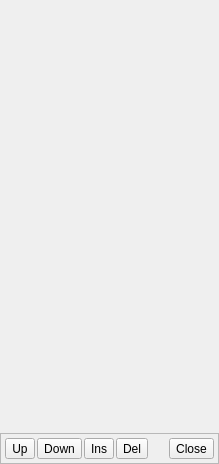
First picture: the form in paletteeditdialog.ui, repository dvstans/MandelbrotApp, before the edit.
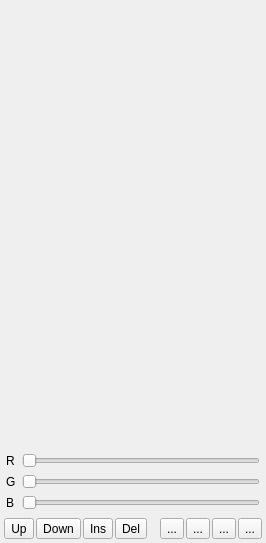
Second picture: the form after the edit. Icons and pictures are not drawn.

Commit message: - Refactored class names - More work on palette support

```diff
--- a/paletteeditdialog.ui
+++ b/paletteeditdialog.ui
@@ -6,8 +6,8 @@
    <rect>
     <x>0</x>
     <y>0</y>
-    <width>219</width>
-    <height>464</height>
+    <width>266</width>
+    <height>543</height>
    </rect>
   </property>
   <property name="maximumSize">
@@ -19,9 +19,9 @@
   <property name="windowTitle">
    <string>Edit Palette</string>
   </property>
-  <layout class="QVBoxLayout" name="verticalLayout_2">
+  <layout class="QVBoxLayout" name="verticalLayout">
    <property name="spacing">
-    <number>2</number>
+    <number>0</number>
    </property>
    <property name="leftMargin">
     <number>0</number>
@@ -36,53 +36,168 @@
     <number>0</number>
    </property>
    <item>
-    <widget class="QFrame" name="frameControls">
+    <widget class="QScrollArea" name="scrollArea">
+     <property name="frameShape">
+      <enum>QFrame::Shape::NoFrame</enum>
+     </property>
+     <property name="widgetResizable">
+      <bool>true</bool>
+     </property>
+     <widget class="QWidget" name="scrollAreaWidgetContents">
+      <property name="geometry">
+       <rect>
+        <x>0</x>
+        <y>0</y>
+        <width>266</width>
+        <height>444</height>
+       </rect>
+      </property>
+      <layout class="QVBoxLayout" name="verticalLayout_2">
+       <property name="spacing">
+        <number>0</number>
+       </property>
+       <property name="leftMargin">
+        <number>4</number>
+       </property>
+       <property name="topMargin">
+        <number>0</number>
+       </property>
+       <property name="rightMargin">
+        <number>4</number>
+       </property>
+       <property name="bottomMargin">
+        <number>0</number>
+       </property>
+       <item>
+        <widget class="QFrame" name="frameControls">
+         <property name="frameShape">
+          <enum>QFrame::Shape::NoFrame</enum>
+         </property>
+         <property name="frameShadow">
+          <enum>QFrame::Shadow::Raised</enum>
+         </property>
+         <layout class="QVBoxLayout" name="verticalLayout_3">
+          <property name="spacing">
+           <number>2</number>
+          </property>
+          <property name="leftMargin">
+           <number>0</number>
+          </property>
+          <property name="topMargin">
+           <number>0</number>
+          </property>
+          <property name="rightMargin">
+           <number>0</number>
+          </property>
+          <property name="bottomMargin">
+           <number>0</number>
+          </property>
+          <item>
+           <spacer name="verticalSpacer">
+            <property name="orientation">
+             <enum>Qt::Orientation::Vertical</enum>
+            </property>
+            <property name="sizeHint" stdset="0">
+             <size>
+              <width>20</width>
+              <height>441</height>
+             </size>
+            </property>
+           </spacer>
+          </item>
+         </layout>
+        </widget>
+       </item>
+      </layout>
+     </widget>
+    </widget>
+   </item>
+   <item>
+    <widget class="QFrame" name="frameColorControls">
      <property name="sizePolicy">
-      <sizepolicy hsizetype="Preferred" vsizetype="Expanding">
+      <sizepolicy hsizetype="Preferred" vsizetype="Fixed">
        <horstretch>0</horstretch>
        <verstretch>0</verstretch>
       </sizepolicy>
      </property>
-     <property name="maximumSize">
-      <size>
-       <width>16777215</width>
-       <height>16777215</height>
-      </size>
-     </property>
      <property name="frameShape">
       <enum>QFrame::Shape::NoFrame</enum>
      </property>
      <property name="frameShadow">
       <enum>QFrame::Shadow::Raised</enum>
      </property>
-     <layout class="QVBoxLayout" name="verticalLayout">
-      <property name="spacing">
-       <number>2</number>
-      </property>
+     <layout class="QFormLayout" name="formLayout">
       <property name="leftMargin">
-       <number>4</number>
+       <number>6</number>
       </property>
       <property name="topMargin">
        <number>4</number>
       </property>
       <property name="rightMargin">
-       <number>4</number>
+       <number>6</number>
       </property>
       <property name="bottomMargin">
        <number>4</number>
       </property>
-      <item>
-       <spacer name="verticalSpacer">
+      <item row="0" column="0">
+       <widget class="QLabel" name="label">
+        <property name="text">
+         <string>R</string>
+        </property>
+       </widget>
+      </item>
+      <item row="0" column="1">
+       <widget class="QSlider" name="sliderRed">
+        <property name="minimum">
+         <number>1</number>
+        </property>
+        <property name="maximum">
+         <number>255</number>
+        </property>
         <property name="orientation">
-         <enum>Qt::Orientation::Vertical</enum>
+         <enum>Qt::Orientation::Horizontal</enum>
         </property>
-        <property name="sizeHint" stdset="0">
-         <size>
-          <width>20</width>
-          <height>40</height>
-         </size>
+       </widget>
+      </item>
+      <item row="1" column="0">
+       <widget class="QLabel" name="label_2">
+        <property name="text">
+         <string>G</string>
         </property>
-       </spacer>
+       </widget>
+      </item>
+      <item row="1" column="1">
+       <widget class="QSlider" name="sliderGreen">
+        <property name="minimum">
+         <number>1</number>
+        </property>
+        <property name="maximum">
+         <number>255</number>
+        </property>
+        <property name="orientation">
+         <enum>Qt::Orientation::Horizontal</enum>
+        </property>
+       </widget>
+      </item>
+      <item row="2" column="0">
+       <widget class="QLabel" name="label_3">
+        <property name="text">
+         <string>B</string>
+        </property>
+       </widget>
+      </item>
+      <item row="2" column="1">
+       <widget class="QSlider" name="sliderBlue">
+        <property name="minimum">
+         <number>1</number>
+        </property>
+        <property name="maximum">
+         <number>255</number>
+        </property>
+        <property name="orientation">
+         <enum>Qt::Orientation::Horizontal</enum>
+        </property>
+       </widget>
       </item>
      </layout>
     </widget>
@@ -90,7 +205,7 @@
    <item>
     <widget class="QFrame" name="frame">
      <property name="frameShape">
-      <enum>QFrame::Shape::StyledPanel</enum>
+      <enum>QFrame::Shape::NoFrame</enum>
      </property>
      <property name="frameShadow">
       <enum>QFrame::Shadow::Raised</enum>
@@ -158,7 +273,46 @@
       <item>
        <widget class="QToolButton" name="buttonClose">
         <property name="text">
-         <string>Close</string>
+         <string>...</string>
+        </property>
+        <property name="icon">
+         <iconset theme="QIcon::ThemeIcon::DocumentNew"/>
+        </property>
+       </widget>
+      </item>
+      <item>
+       <widget class="QToolButton" name="buttonDuplicatePal">
+        <property name="text">
+         <string>...</string>
+        </property>
+        <property name="icon">
+         <iconset theme="QIcon::ThemeIcon::EditCopy"/>
+        </property>
+       </widget>
+      </item>
+      <item>
+       <widget class="QToolButton" name="buttonSavePal">
+        <property name="toolTip">
+         <string>Save current palette</string>
+        </property>
+        <property name="text">
+         <string>...</string>
+        </property>
+        <property name="icon">
+         <iconset theme="QIcon::ThemeIcon::DocumentSave"/>
+        </property>
+       </widget>
+      </item>
+      <item>
+       <widget class="QToolButton" name="buttonDeletePal">
+        <property name="toolTip">
+         <string>Delete current palette</string>
+        </property>
+        <property name="text">
+         <string>...</string>
+        </property>
+        <property name="icon">
+         <iconset theme="QIcon::ThemeIcon::EditDelete"/>
         </property>
        </widget>
       </item>
```
Left out of the diff: 164 changed lines with no effect on the pictures. The commit also changes 10 other files.
